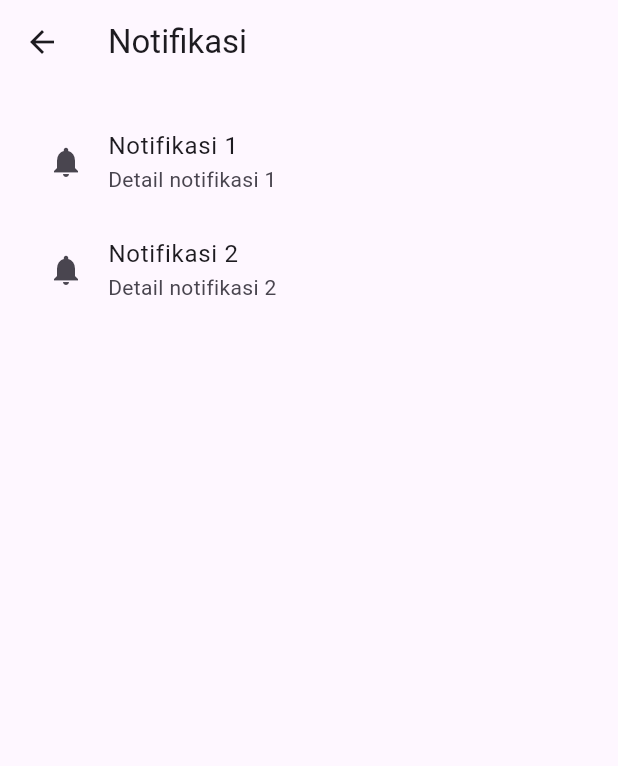
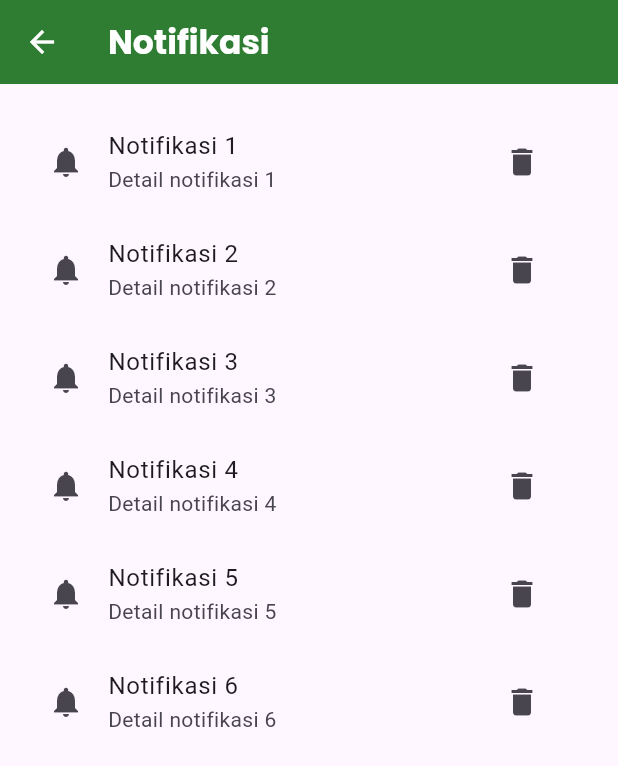
Before and after one commit to bryynnds/hebat_tani, a Flutter app: the NotifikasiPage screen opened directly, on a phone screen of 412 x 824 dp. Shown: the top 766 px of the screen. Run offline on Flutter 3.47's test engine with Material 3 defaults, Android fonts, the phone set to English and light mode, and no system bars; our stand-ins replace cloud_firestore, firebase_auth, firebase_core, firebase_storage, image_picker, table_calendar; accounts and stored records are empty.

Commit message:
Berhasil melengkapi halaman profil dan anak buahnya

```diff
--- a/lib/user/profil/notifikasi.dart
+++ b/lib/user/profil/notifikasi.dart
@@ -1,27 +1,87 @@
 import 'package:flutter/material.dart';
+import 'detailnotifikasi.dart';
 
-class NotifikasiPage extends StatelessWidget {
+class NotifikasiPage extends StatefulWidget {
+  @override
+  _NotifikasiPageState createState() => _NotifikasiPageState();
+}
+
+class _NotifikasiPageState extends State<NotifikasiPage> {
+  List<Map<String, String>> notifikasiList = [
+    {
+      'title': 'Notifikasi 1',
+      'details': 'Detail notifikasi 1',
+    },
+    {
+      'title': 'Notifikasi 2',
+      'details': 'Detail notifikasi 2',
+    },
+    {
+      'title': 'Notifikasi 3',
+      'details': 'Detail notifikasi 3',
+    },
+    {
+      'title': 'Notifikasi 4',
+      'details': 'Detail notifikasi 4',
+    },
+    {
+      'title': 'Notifikasi 5',
+      'details': 'Detail notifikasi 5',
+    },
+    {
+      'title': 'Notifikasi 6',
+      'details': 'Detail notifikasi 6',
+    },
+    // Tambahkan notifikasi lainnya di sini
+  ];
+
+  void _deleteNotification(int index) {
+    setState(() {
+      notifikasiList.removeAt(index);
+    });
+  }
+
   @override
   Widget build(BuildContext context) {
     return Scaffold(
       appBar: AppBar(
-        title: Text('Notifikasi'),
+        iconTheme: const IconThemeData(color: Colors.white),
+        backgroundColor: const Color.fromARGB(255, 46, 125, 50),
+        title: const Text(
+          'Notifikasi',
+          style: TextStyle(
+              fontFamily: 'Poppins',
+              fontWeight: FontWeight.bold,
+              color: Colors.white),
+        ),
       ),
-      body: ListView(
+      body: ListView.builder(
         padding: const EdgeInsets.all(16.0),
-        children: [
-          ListTile(
+        itemCount: notifikasiList.length,
+        itemBuilder: (context, index) {
+          return ListTile(
             leading: Icon(Icons.notifications),
-            title: Text('Notifikasi 1'),
-            subtitle: Text('Detail notifikasi 1'),
-          ),
-          ListTile(
-            leading: Icon(Icons.notifications),
-            title: Text('Notifikasi 2'),
-            subtitle: Text('Detail notifikasi 2'),
-          ),
-          // Tambahkan notifikasi lainnya di sini
-        ],
+            title: Text(notifikasiList[index]['title']!),
+            subtitle: Text(notifikasiList[index]['details']!),
+            onTap: () {
+              Navigator.push(
+                context,
+                MaterialPageRoute(
+                  builder: (context) => DetailNotifikasiPage(
+                    title: notifikasiList[index]['title']!,
+                    details: notifikasiList[index]['details']!,
+                  ),
+                ),
+              );
+            },
+            trailing: IconButton(
+              icon: Icon(Icons.delete),
+              onPressed: () {
+                _deleteNotification(index);
+              },
+            ),
+          );
+        },
       ),
     );
   }
```
Also changed, not shown: lib/user/profil/detailnotifikasi.dart (added, +32 -0 lines), lib/user/profil/kebijakan_privasi.dart (+41 -4 lines), lib/user/profil/ketentuan_layanan.dart (+38 -4 lines), lib/user/profil/ubah_profil.dart (+9 -1 lines).
